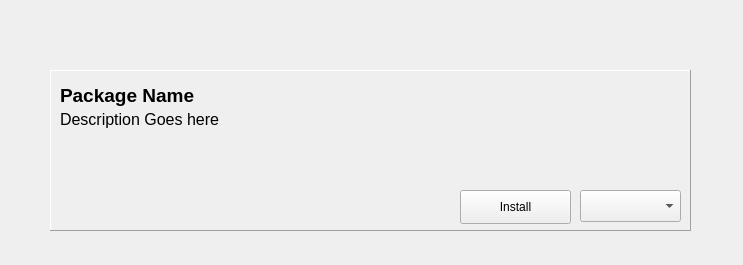
Before: the Qt Designer form src/Ui/PackageCard.ui in Aud4city-Pr0/Apple-Box, drawn with Qt 5.
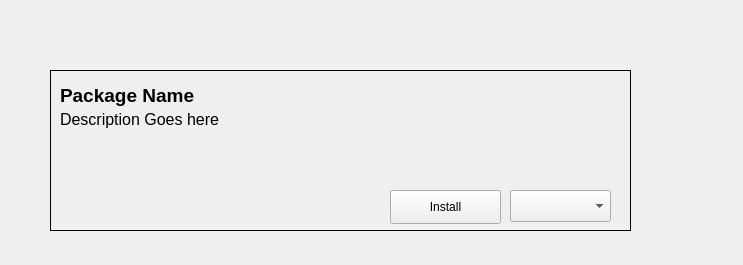
After: the same form once the commit is applied.

The edit to the form file:
```diff
--- a/src/Ui/PackageCard.ui
+++ b/src/Ui/PackageCard.ui
@@ -18,15 +18,15 @@
     <rect>
      <x>50</x>
      <y>70</y>
-     <width>641</width>
+     <width>581</width>
      <height>161</height>
     </rect>
    </property>
    <property name="frameShape">
-    <enum>QFrame::Shape::Panel</enum>
+    <enum>QFrame::Shape::Box</enum>
    </property>
    <property name="frameShadow">
-    <enum>QFrame::Shadow::Raised</enum>
+    <enum>QFrame::Shadow::Plain</enum>
    </property>
    <widget class="QLabel" name="Name">
     <property name="geometry">
@@ -81,7 +81,7 @@
    <widget class="QPushButton" name="InstallButton">
     <property name="geometry">
      <rect>
-      <x>410</x>
+      <x>340</x>
       <y>120</y>
       <width>111</width>
       <height>34</height>
@@ -94,7 +94,7 @@
    <widget class="QComboBox" name="VersionsBox">
     <property name="geometry">
      <rect>
-      <x>530</x>
+      <x>460</x>
       <y>120</y>
       <width>101</width>
       <height>32</height>
```
